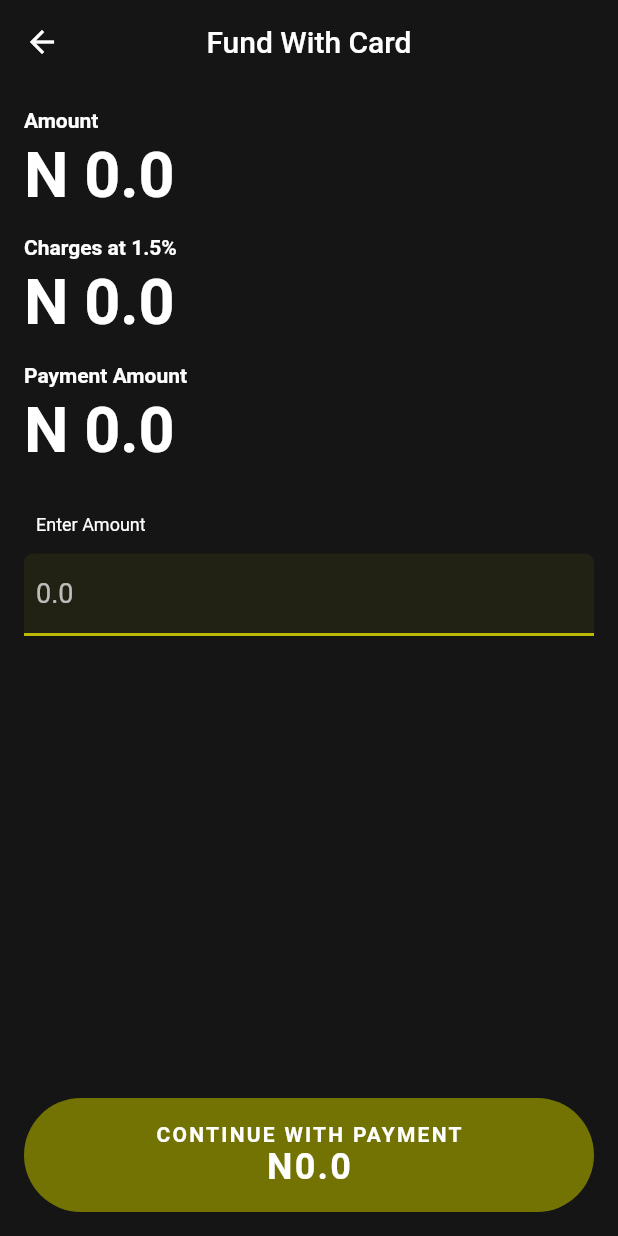
After one commit to innocentperos/Data-Application, a Flutter app: the FundPage screen opened directly, after a tap on "FUND WITH ATM CARD", on a phone screen of 412 x 824 dp. The commit adds this screen. Run offline on Flutter 3.47's test engine with Material 2 defaults, Android fonts, the phone set to English and light mode, and no system bars; our stand-ins replace flutter_swiper.

Commit message:
Added fund with atm screen

```diff
--- a/lib/screens/fund.dart
+++ b/lib/screens/fund.dart
@@ -1,4 +1,5 @@
 import 'package:flutter/material.dart';
+import 'package:untitled1/screens/fund_with_card.dart';
 import 'package:untitled1/screens/theme_utils.dart';
 import 'package:untitled1/uis/button.dart';
 
@@ -10,20 +11,14 @@ class FundPage extends StatefulWidget {
 }
 
 class _FundPageState extends State<FundPage> {
-
   List<Map> accounts = [
-    {"bank":"Sterling Bank",
-      "name":"St-Epicx Innocent",
-      "number":"2389645783"
+    {
+      "bank": "Sterling Bank",
+      "name": "St-Epicx Innocent",
+      "number": "2389645783"
     },
-     {"bank":"Wema Bank",
-       "name":"St-Epicx Innocent",
-       "number":"7645386479"
-     },
-     {"bank":"Monnie Bank",
-       "name":"St-Epicx Innocent",
-       "number":"1225699864"
-     }
+    {"bank": "Wema Bank", "name": "St-Epicx Innocent", "number": "7645386479"},
+    {"bank": "Monnie Bank", "name": "St-Epicx Innocent", "number": "1225699864"}
   ];
 
   @override
@@ -44,22 +39,25 @@ class _FundPageState extends State<FundPage> {
                   itemCount: 4,
                   itemBuilder: (context, index) {
                     if (index == 0) {
-                          return  Padding(
+                      return Padding(
                         padding: const EdgeInsets.all(16.0),
                         child: Text(
-                              "You can make payment to"
+                          "You can make payment to "
                           "any of the listed accounts,"
                           " and your wallet balance will be"
                           " credited within 5 minute",
-                              style: WhiteText.copyWith(fontSize: 16, letterSpacing: 1.3),
+                          textAlign: TextAlign.center,
+                          style: WhiteText.copyWith(
+                              fontSize: 16, letterSpacing: 1.3, ),
                         ),
                       );
                     }
 
-                        Map account = accounts[index -1];
+                    Map account = accounts[index - 1];
                     return Container(
                       padding: const EdgeInsets.all(16),
-                          margin: const EdgeInsets.symmetric(vertical: 6, horizontal: 16),
+                      margin: const EdgeInsets.symmetric(
+                          vertical: 6, horizontal: 16),
                       decoration: BoxDecoration(
                           color: Colors.black.withOpacity(0.25),
                           borderRadius:
@@ -85,19 +83,20 @@ class _FundPageState extends State<FundPage> {
                                 "${account["bank"]}",
                                 style: WhiteText,
                               ),
-                                  const SizedBox(height: 6,),
-
+                              const SizedBox(
+                                height: 6,
+                              ),
                               Text(
                                 "${account["name"]}",
                                 style: WhiteText.copyWith(fontSize: 16),
-
                               ),
-                                  const SizedBox(height: 2,),
+                              const SizedBox(
+                                height: 2,
+                              ),
                               Text(
                                 "${account["number"]}",
                                 style: WhiteText.copyWith(
-                                        fontSize: 24,
-                                        fontWeight: FontWeight.bold),
+                                    fontSize: 24, fontWeight: FontWeight.bold),
                               )
                             ],
                           )
@@ -105,11 +104,18 @@ class _FundPageState extends State<FundPage> {
                       ),
                     );
                   })),
+          const Text("OR", style: WhiteText,),
           Container(
-                margin:const EdgeInsets.all(16),
-                child: CustomButton(text: "Fund with Card", color: ThemedColorDark,onPressed: (){
+            margin: const EdgeInsets.all(16),
+            child: CustomButton(
+              text: "Fund with ATM Card",
+              color: ThemedColorDark,
+              onPressed: () {
                 //  TODO : Open paystack payment gateway
-                },),
+                Navigator.of(context).push(MaterialPageRoute(
+                    builder: (context) => const FundWithCardScreen()));
+              },
+            ),
           )
         ],
       )),
--- /dev/null
+++ b/lib/screens/fund_with_card.dart
@@ -0,0 +1,160 @@
+import 'package:flutter/material.dart';
+import 'package:untitled1/screens/theme_utils.dart';
+import 'package:untitled1/uis/text_input_field.dart';
+
+import '../uis/button.dart';
+import '../utils.dart';
+
+class FundWithCardScreen extends StatefulWidget {
+  const FundWithCardScreen({Key? key}) : super(key: key);
+
+  @override
+  State<FundWithCardScreen> createState() => _FundWithCardScreenState();
+}
+
+class _FundWithCardScreenState extends State<FundWithCardScreen> {
+  double amount = 0;
+
+  final TextEditingController _amountController = TextEditingController();
+
+  final double _gateWayPercent = 1.5;
+
+  @override
+  void initState() {
+    // TODO: implement initState
+    super.initState();
+    _amountController.text = amount.toString();
+  }
+
+  @override
+  Widget build(BuildContext context) {
+    return Scaffold(
+      backgroundColor: ThemedDarkBg,
+      appBar: AppBar(
+        title: const Text("Fund With Card"),
+        centerTitle: true,
+        backgroundColor: Colors.transparent,
+        elevation: 0,
+      ),
+      body: Builder(
+          builder: (context) => Column(
+                children: [
+                  Expanded(
+                      child: SingleChildScrollView(
+                    child: Column(
+                      crossAxisAlignment: CrossAxisAlignment.start,
+                      children: [
+                        panelDescription(label: "Amount", value: "N ${formatAmount(amount)}"),
+                        panelDescription(
+                            label: "Charges at $_gateWayPercent%",
+                            value:
+                                "N ${formatAmount(double.parse(((amount / 100) * _gateWayPercent).toStringAsFixed(2)))}"),
+                        panelDescription(
+                            label: "Payment Amount",
+                            value:
+                                "N ${formatAmount(double.parse(getTotalPaymentAmount().toStringAsFixed(2)))}"),
+                        Padding(
+                          padding: const EdgeInsets.symmetric(
+                                  horizontal: 24, vertical: 32)
+                              .copyWith(bottom: 8),
+                          child: Text(
+                            "Enter Amount ",
+                            style: WhiteText.copyWith(fontSize: 12),
+                          ),
+                        ),
+                        Padding(
+                          padding: const EdgeInsets.all(16.0).copyWith(top: 4),
+                          child: TextInputField(
+                            hint: "Amount",
+                            inputType: TextInputType.number,
+                            controller: _amountController,
+                            onChanged: (value) {
+                              if (value.trim().isEmpty) {
+                                setState(() {
+                                  amount = 0;
+                                });
+                                return;
+                              }
+                              try {
+                                setState(() {
+                                  amount = double.parse(value);
+                                });
+                              } catch (e) {
+                                setState(() {
+                                  amount = 0;
+                                });
+                                _amountController.text = amount.toString();
+                                ScaffoldMessenger.of(context).showSnackBar(
+                                    const SnackBar(
+                                        content: Text(
+                                            "Please provide a valid amount")));
+                              }
+                            },
+                          ),
+                        )
+                      ],
+                    ),
+                  )),
+                  Padding(
+                    padding: const EdgeInsets.all(16.0),
+                    child: CustomButton(
+                      color: ThemedColorDark,
+                      onPressed: () {
+                        //  TODO : Open paystack payment gateway
+                      },
+                      child: Padding(
+                        padding: const EdgeInsets.all(16.0),
+                        child: Column(
+                          children: [
+                            Text(
+                              "Continue with Payment".toUpperCase(),
+                              style: WhiteText.copyWith(
+                                  letterSpacing: 1.5,
+                                  color: Colors.white,
+                                  fontWeight: FontWeight.w600),
+                            ),
+                            Text(
+                              "N${formatAmount(getTotalPaymentAmount())}".toUpperCase(),
+                              style: WhiteText.copyWith(
+                                  letterSpacing: 1.5,
+                                  color: Colors.white,
+                                  fontSize: 24,
+                                  fontWeight: FontWeight.w600),
+                            )
+                          ],
+                        ),
+                      ),
+                    ),
+                  ),
+                ],
+              )),
+    );
+  }
+
+  double getTotalPaymentAmount() => ((amount / 100) * _gateWayPercent + amount);
+
+  Column panelDescription({required String label, required String value}) {
+    return Column(
+      crossAxisAlignment: CrossAxisAlignment.start,
+      children: [
+        Padding(
+          padding: const EdgeInsets.symmetric(horizontal: 16, vertical: 16)
+              .copyWith(bottom: 4),
+          child: Text(
+            label,
+            style:
+                WhiteText.copyWith(fontSize: 14, fontWeight: FontWeight.bold),
+          ),
+        ),
+        Padding(
+          padding: const EdgeInsets.symmetric(horizontal: 16),
+          child: Text(
+            value,
+            style:
+                WhiteText.copyWith(fontSize: 42, fontWeight: FontWeight.bold),
+          ),
+        ),
+      ],
+    );
+  }
+}
--- a/lib/screens/home/home.dart
+++ b/lib/screens/home/home.dart
@@ -2,6 +2,7 @@ import 'package:flutter/material.dart';
 import 'package:provider/provider.dart';
 import 'package:untitled1/change_notifiers/home_change_notifier.dart';
 import 'package:untitled1/screens/airtime_purchase_screen.dart';
+import 'package:untitled1/screens/cable_tv_payment_screen.dart';
 import 'package:untitled1/screens/data_purchase_screen.dart';
 import 'package:untitled1/screens/fund.dart';
 import 'package:untitled1/screens/theme_utils.dart';
@@ -9,6 +10,7 @@ import 'package:untitled1/uis/link.dart';
 import 'package:untitled1/uis/service_provider_picker.dart';
 
 import '../../models/data_models.dart';
+import '../../uis/cable_table_provider_picker.dart';
 
 class Home extends StatefulWidget {
   const Home({Key? key}) : super(key: key);
@@ -277,14 +279,35 @@ class _HomeState extends State<Home> {
                       const SizedBox(
                         height: 16,
                       ),
-                      const AspectRatio(
+                      AspectRatio(
                         aspectRatio: 4,
                         child: TileButton(
-                            color: Colors.purple,
-                            text: "Cable Television",
-                            description:
-                                "Pay for your DSTV, StarTimes, and GoTV subscriptions",
-                            icon: Icons.tv_rounded),
+                          color: Colors.purple,
+                          text: "Cable Television",
+                          description:
+                              "Pay for your DSTV, StarTimes, and GoTV subscriptions",
+                          icon: Icons.tv_rounded,
+                          onPressed: () {
+                            showModalBottomSheet(
+                                context: context,
+                                backgroundColor: Colors.transparent,
+                                builder: (context) {
+                                  return CableTVProviderSelector(
+                                    items: NigerianCableTVProviders,
+                                    onPressed: (provider) async {
+                                      await Navigator.of(context).push(
+                                          MaterialPageRoute(
+                                              builder: (context) =>
+                                                  CableTvPaymentScreen(
+                                                    provider: provider,
+                                                  )));
+
+                                      Navigator.of(context).pop();
+                                    },
+                                  );
+                                });
+                          },
+                        ),
                       )
                     ],
                   ),
--- /dev/null
+++ b/lib/utils.dart
@@ -0,0 +1,18 @@
+
+
+String? formatAmount(double value){
+  List<String> splitted = value.toString().split(".");
+  String formatted = "";
+
+  int count = splitted[0].length;
+  int index = 0;
+  for(int i =count -1 ; i != -1; i--){
+    index +=1;
+    formatted =  splitted[0][i] + formatted;
+    if(index == 3 && i!= 0){
+      index = 0;
+      formatted = ",$formatted";
+    }
+  }
+  return "$formatted.${splitted[1]}";
+}
```
Lines whose indentation alone changed are shown as unchanged.
